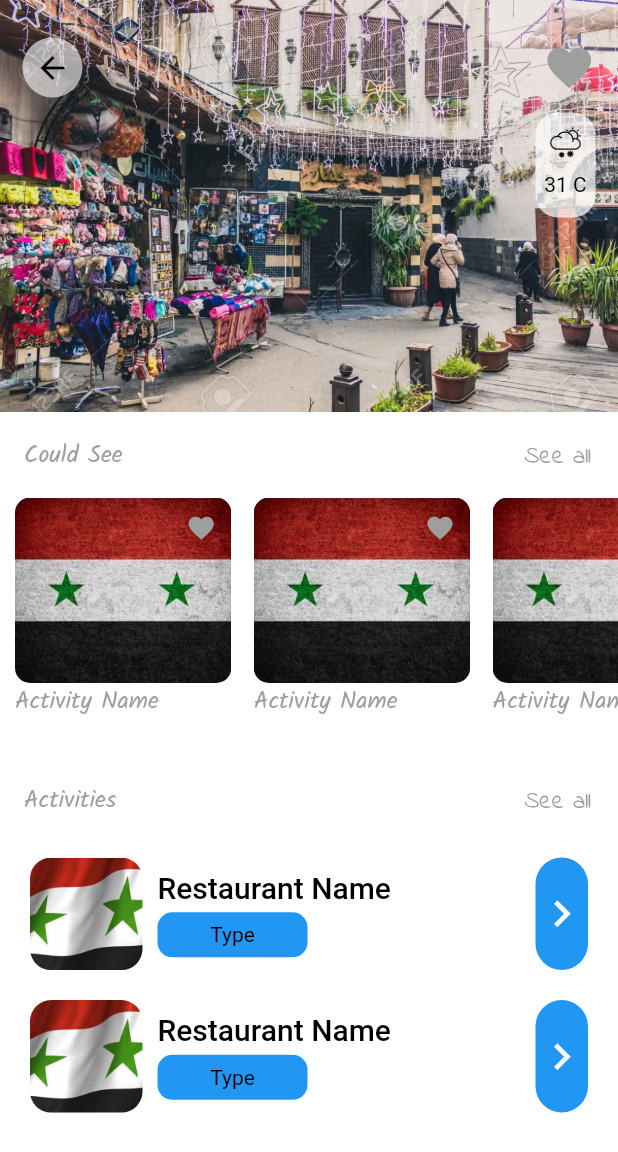
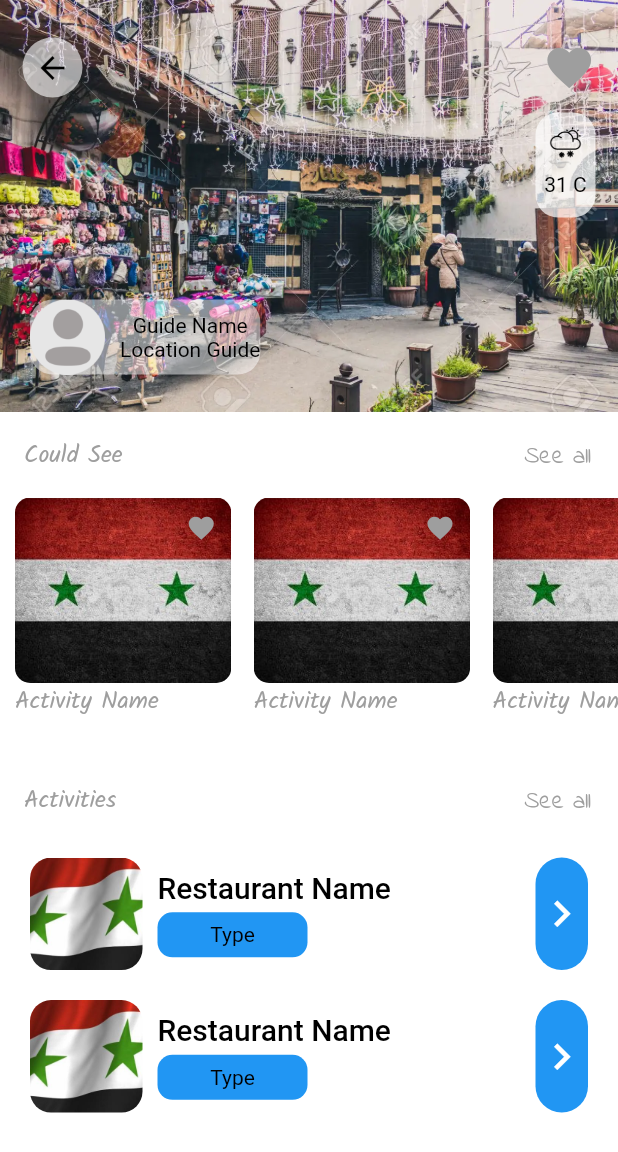
Before and after one commit to majd-alshalabi/travel_guide2, a Flutter app: the screen it shows after launch, on a phone screen of 412 x 824 dp. Shown: the top 1152 px of the screen. Run offline on Flutter 3.47's test engine with Material 2 defaults, Android fonts, the phone set to English and light mode, and no system bars; drawn by our look-alikes of like_button; our stand-ins replace animate_do, animated_notch_bottom_bar, bloc, cached_network_image, carousel_slider, dartz and 15 more; accounts and stored records are empty; Roboto replaces fonts that are missing (DMSans-Regular).

Commit message:
only guide in details

```diff
--- a/lib/feature/details_page/presentation/page/details_region.dart
+++ b/lib/feature/details_page/presentation/page/details_region.dart
@@ -4,6 +4,7 @@ import 'package:travel_guide/app_localizations.dart';
 import 'package:travel_guide/core/constants/app_images.dart';
 import 'package:travel_guide/core/constants/styles.dart';
 import 'package:travel_guide/core/global_widget/global_widget.dart';
+import 'package:travel_guide/core/utils/extensions.dart';
 import 'package:travel_guide/core/utils/themes.dart';
 import 'package:travel_guide/feature/activities/presentation/screen/activities.dart';
 import 'package:travel_guide/feature/details_page/presentation/widgets/components.dart';
@@ -87,7 +88,48 @@ class DetailsRegion extends StatelessWidget {
                       ),
                     ),
                   ),
-                )
+                ),
+                Positioned(
+                  left: 20,
+                  bottom: 25,
+                  child: Container(
+                    decoration: BoxDecoration(
+                      borderRadius: BorderRadius.circular(15),
+                      gradient: LinearGradient(
+                        begin: Alignment.centerLeft,
+                        end: Alignment.centerRight,
+                        colors: [
+                          theme.white.withOpacity(0.5),
+                          theme.white.withOpacity(0.5),
+                        ],
+                      ),
+                    ),
+                    child: Row(
+                      mainAxisAlignment: MainAxisAlignment.start,
+                      mainAxisSize: MainAxisSize.min,
+                      children: [
+                        Image.asset(
+                          ImagesApp.imagesUserAvatarUserAvatarImage,
+                          width: 50,
+                          height: 50,
+                        ),
+                        10.w,
+                        Column(
+                          children: [
+                            Text(
+                              'Guide Name',
+                              style: StylesText.textStyleForDescription,
+                            ),
+                            Text(
+                              'Location Guide',
+                              style: StylesText.textStyleForDescription,
+                            ),
+                          ],
+                        ),
+                      ],
+                    ),
+                  ),
+                ),
               ],
             ),
             CustomText(
```
